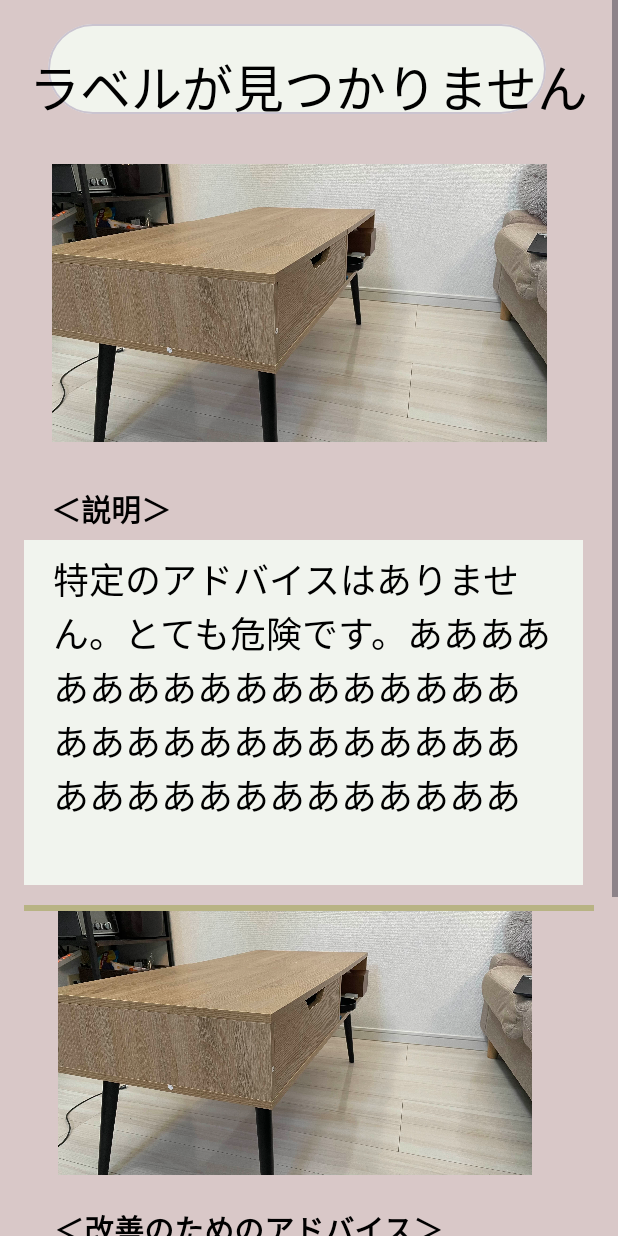
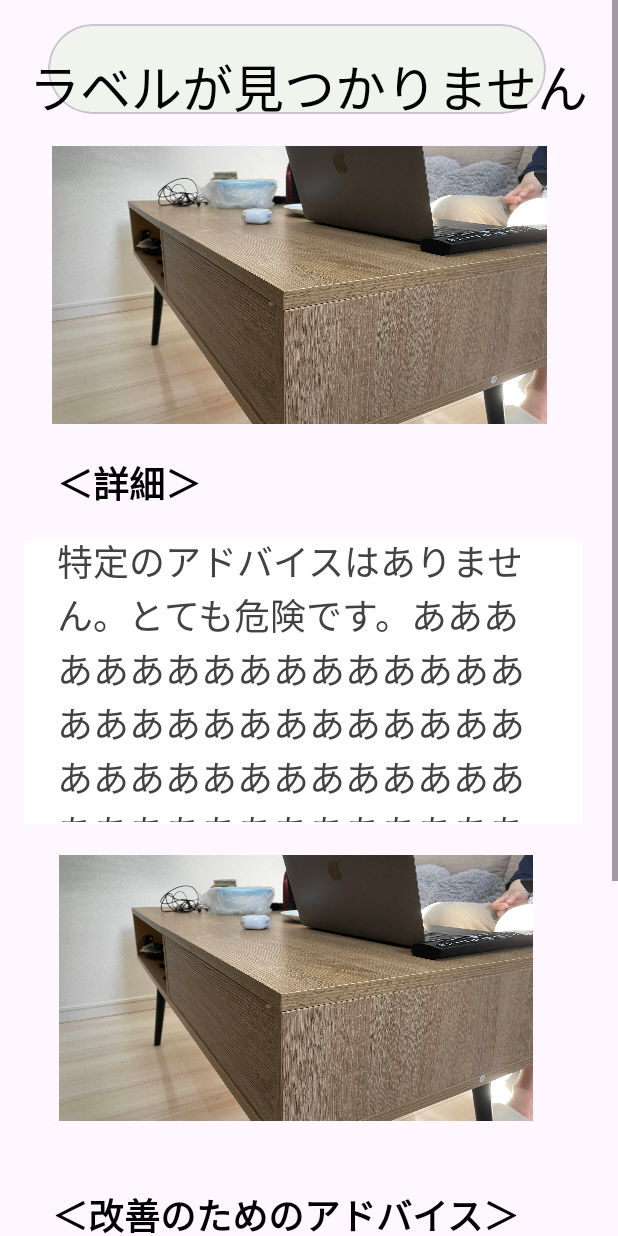
Before and after one commit to hacku2024-fantasticfour/app, an Android app built with Jetpack Compose: the ExplaintextActivity screen opened directly, with no data from a screen before it, on a phone screen of 412 x 824 dp. Run offline under Robolectric (Android 15) with nearby library versions, the phone set to English and light mode, and no system bars.

Commit message:
通知の修正

```diff
--- /dev/null
+++ b/app/src/main/assets/code_labels.txt
@@ -0,0 +1 @@
+コード
--- /dev/null
+++ b/app/src/main/assets/corner_labels.txt
@@ -0,0 +1 @@
+角
--- a/app/src/main/java/com/example/huck_app/ExplaintextActivity.kt
+++ b/app/src/main/java/com/example/huck_app/ExplaintextActivity.kt
@@ -57,15 +57,11 @@ class ExplaintextActivity : AppCompatActivity() {
     // ラベルに応じたアドバイスを返す関数
     private fun getExplainText(label: String?): String {
         return when (label) {
-            "bottle" -> "ボトルはガラスやプラスチックでできた容器であり、液体を保存するのに広く使用されます。とても危険です。割れた場合には鋭利な破片ができるため、注意が必要です。"
-            "cup" -> "カップはとても危険です。ああああああああああああああああああああああああああああああああああああああああああああああああああああああああああああ"
-            "laptop" -> "ラップトップはとても危険です。ああああああああああああああああああああああああああああああああああああああああああああああああああああああああああああ"
-            "clock" -> "古い時計はとても危険です。ああああああああああああああああああああああああああああああああああああああああああああああああああああああああああああ"
-            "person" -> "人です。とても危険です。ああああああああああああああああああああああああああああああああああああああああああああああああああああああああああああ"
-            "cell phone" -> "スマホです。とても危険です。ああああああああああああああああああああああああああああああああああああああああああああああああああああああああああああ"
-            "tv" -> "テレビです。とても危険です。ああああああああああああああああああああああああああああああああああああああああああああああああああああああああああああ"
-            "corner" -> "安全対策として、コーナークッションの使用をおすすめします。 家具の角に柔らかいクッションを取り付けることで、衝撃を和らげ、怪我を防ぐことができます。\n" +
-                    "\nまた、可能であれば、角の少ないデザインの家具を選ぶことも一つの方法です。"
+            "コード" -> "コンセントや延長コードを口にくわえると、口や唇をやけどする可能性があり非常に危険です。\n" +
+                    "濡れた手でコンセントやプラグに触れると、電気が体に通りやすくなり感電のリスクが高まります。\n" +
+                    "プラグが完全に差し込まれていなかったり、隙間に金属製の物を入れたりすると、感電する危険性があります。"
+            "角" -> "活発に動き回る子供が思わぬ場所で転んだりぶつかったりすることがあります。\n" +
+                    "これにより頭部や顔、眼球に重度の傷を負う可能性があります。"
             else -> "特定のアドバイスはありません。とても危険です。ああああああああああああああああああああああああああああああああああああああああああああああああああああああああああああ"
         }
     }
@@ -73,15 +69,12 @@ class ExplaintextActivity : AppCompatActivity() {
     // ラベルに応じたアドバイスを返す関数
     private fun getAdviceText(label: String?): String {
         return when (label) {
-            "bottle" -> " ボトルの歴史は古代エジプト時代にまでさかのぼります。当初はガラス製で、香水や薬の保存に使用されていました。18世紀になると、工業化が進み、ガラス吹き技術の向上により、より大規模な生産が可能になりました。20世紀にはプラスチックの登場により、軽量で割れにくいボトルが広く普及しました。"
-            "cup" -> "カップは洗浄して再利用できます。使い捨てを避けましょう。"
-            "laptop" -> "ラップトップは電子機器としてリサイクルすることが推奨されます。"
-            "clock" -> "古い時計はリサイクル可能ですが、部品の取り扱いに注意が必要です。"
-            "people" -> "人です。"
-            "cell phone" -> "スマホです。"
-            "tv" -> "テレビです。"
-            "person" -> "人です。優しくしましょう"
-            "corner" -> "小さい子供は運動能力や注意力が未熟で、家具の角にぶつかりやすいため危険です。また、視線の高さが低く、頭部が重いため、頭や顔に怪我をしやすいです。そのため角にクッションを付けるなどの安全対策が重要です。"
+            "コード" -> "使用していないコンセントには、いたずら防止用のコンセントキャップを取り付けましょう。\n" +
+                    "コンセント全体を覆い、より安全なコンセントカバーの使用も検討しましょう。\n" +
+                    "子供の興味を引かないシンプルな形状や色のものを選びましょう。"
+            "角" -> "家具の角に柔らかい素材のクッションを取り付けることで、衝撃を吸収し、ケガを防止します。\n" +
+                    "木製の家具は、プラスチック製の家具に比べて、衝撃を吸収しやすいため、安全です。"
+
             else -> "特定のアドバイスはありません。"
         }
     }
@@ -89,7 +82,7 @@ class ExplaintextActivity : AppCompatActivity() {
     // ラベルに応じた画像リソースを設定する関数
     private fun setImageResourceForLabel(label: String?, imageView: ImageView) {
         val imageResId = when (label) {
-            "bottle" -> R.drawable.kado // ボトルの画像リソースID
+            "角" -> R.drawable.kado
             else -> R.drawable.kado     // デフォルトの画像リソースID
         }
 
@@ -98,7 +91,7 @@ class ExplaintextActivity : AppCompatActivity() {
 
     private fun setImageResourceForLabel2(label: String?, imageView: ImageView) {
         val imageResId = when (label) {
-            "bottle" -> R.drawable.kado // ボトルの画像リソースID
+            "角" -> R.drawable.kado2 // ボトルの画像リソースID
             else -> R.drawable.kado     // デフォルトの画像リソースID
         }
 
--- a/app/src/main/java/com/example/huck_app/LogMode.kt
+++ b/app/src/main/java/com/example/huck_app/LogMode.kt
@@ -90,7 +90,7 @@ class LogMode : AppCompatActivity(), TextToSpeech.OnInitListener {
                     labels?.let {
                         if (it.contains("microrobot")) {
                             val message = "危険が検出されました"
-                            showNotification("人を検出", message)
+                            showNotification("小物を検出", message)
                             speakOut(message)
                         }
                     }
--- a/app/src/main/res/layout/activity_explaintext.xml
+++ b/app/src/main/res/layout/activity_explaintext.xml
@@ -22,7 +22,7 @@
         <androidx.constraintlayout.widget.ConstraintLayout
             android:layout_width="match_parent"
             android:layout_height="wrap_content"
-            android:background="#D9C8C8"
+            android:backgroundTint="#60FFFFFF"
             android:padding="16dp">
 
 
@@ -39,10 +39,6 @@
                 app:layout_constraintTop_toTopOf="parent"
                 app:layout_constraintVertical_bias="0.0">
 
-                <View
-                    android:id="@+id/view2"
-                    android:layout_width="335dp"
-                    android:layout_height="match_parent" />
             </com.google.android.material.card.MaterialCardView>
 
             <TextView
@@ -61,11 +57,11 @@
 
             <View
                 android:id="@+id/view3"
-                android:layout_width="388dp"
-                android:layout_height="230dp"
+                android:layout_width="394dp"
+                android:layout_height="189dp"
                 android:layout_marginTop="344dp"
                 android:layout_marginEnd="8dp"
-                android:background="#F1F4EE"
+                android:background="#FFFFFF"
                 app:layout_constraintEnd_toEndOf="parent"
                 app:layout_constraintTop_toTopOf="parent" />
 
@@ -73,9 +69,9 @@
                 android:id="@+id/view4"
                 android:layout_width="388dp"
                 android:layout_height="230dp"
-                android:layout_marginTop="828dp"
-                android:layout_marginEnd="4dp"
-                android:background="#F1F4EE"
+                android:layout_marginTop="832dp"
+                android:layout_marginEnd="8dp"
+                android:background="#FFFFFF"
                 app:layout_constraintEnd_toEndOf="parent"
                 app:layout_constraintTop_toTopOf="parent"
                 tools:ignore="DuplicateIds" />
@@ -85,7 +81,7 @@
                 android:layout_width="330dp"
                 android:layout_height="228dp"
                 android:layout_gravity="center"
-                android:layout_marginTop="72dp"
+                android:layout_marginTop="60dp"
                 app:layout_constraintEnd_toEndOf="parent"
                 app:layout_constraintHorizontal_bias="0.367"
                 app:layout_constraintStart_toStartOf="parent"
@@ -94,11 +90,11 @@
 
             <TextView
                 android:id="@+id/explain_text"
-                android:layout_width="335dp"
-                android:layout_height="186dp"
+                android:layout_width="329dp"
+                android:layout_height="192dp"
                 android:layout_marginTop="52dp"
                 android:text="TextView"
-                android:textColor="#000000"
+                android:textColor="#424242"
                 android:textSize="24sp"
                 app:layout_constraintEnd_toEndOf="parent"
                 app:layout_constraintHorizontal_bias="0.431"
@@ -110,12 +106,12 @@
                 android:id="@+id/advice_text"
                 android:layout_width="346dp"
                 android:layout_height="196dp"
-                android:layout_marginTop="528dp"
+                android:layout_marginTop="560dp"
                 android:text="TextView"
-                android:textColor="#000000"
+                android:textColor="#424242"
                 android:textSize="24sp"
                 app:layout_constraintEnd_toEndOf="parent"
-                app:layout_constraintHorizontal_bias="0.333"
+                app:layout_constraintHorizontal_bias="0.181"
                 app:layout_constraintStart_toStartOf="parent"
                 app:layout_constraintTop_toBottomOf="@id/denger_image"
                 tools:text="Advice based on detected label" />
@@ -134,9 +130,9 @@
                 android:id="@+id/advice_image"
                 android:layout_width="316dp"
                 android:layout_height="181dp"
-                android:layout_marginTop="516dp"
+                android:layout_marginTop="492dp"
                 app:layout_constraintEnd_toEndOf="parent"
-                app:layout_constraintHorizontal_bias="0.349"
+                app:layout_constraintHorizontal_bias="0.365"
                 app:layout_constraintStart_toStartOf="parent"
                 app:layout_constraintTop_toTopOf="@+id/denger_image"
                 tools:srcCompat="@tools:sample/avatars" />
@@ -145,37 +141,26 @@
                 android:id="@+id/textView2"
                 android:layout_width="162dp"
                 android:layout_height="35dp"
-                android:layout_marginTop="308dp"
-                android:layout_marginEnd="200dp"
-                android:text="＜説明＞"
+                android:layout_marginTop="288dp"
+                android:layout_marginEnd="196dp"
+                android:text="＜詳細＞"
                 android:textColor="#000000"
-                android:textSize="20sp"
+                android:textSize="24sp"
                 android:textStyle="bold"
                 app:layout_constraintEnd_toEndOf="parent"
                 app:layout_constraintTop_toTopOf="parent" />
 
             <TextView
-                android:layout_width="284dp"
-                android:layout_height="38dp"
-                android:layout_marginTop="788dp"
-                android:layout_marginEnd="76dp"
+                android:layout_width="337dp"
+                android:layout_height="37dp"
+                android:layout_marginTop="776dp"
+                android:layout_marginEnd="24dp"
                 android:text="＜改善のためのアドバイス＞"
                 android:textColor="#000000"
-                android:textSize="20sp"
+                android:textSize="24sp"
                 android:textStyle="bold"
                 app:layout_constraintEnd_toEndOf="parent"
                 app:layout_constraintTop_toTopOf="parent" />
-
-            <View
-                android:id="@+id/separator2"
-                android:layout_width="0dp"
-                android:layout_height="4dp"
-                android:layout_marginTop="520dp"
-                android:background="#B8B384"
-                app:layout_constraintEnd_toEndOf="parent"
-                app:layout_constraintHorizontal_bias="0.0"
-                app:layout_constraintStart_toStartOf="parent"
-                app:layout_constraintTop_toBottomOf="@id/label_text_view" />
 
 
         </androidx.constraintlayout.widget.ConstraintLayout>
```
Also changed, not shown: app/src/main/assets/labels.txt (deleted, +0 -80 lines), app/src/main/java/com/example/huck_app/ChildMode.kt (+62 -58 lines), app/src/main/java/com/example/huck_app/Detector.kt (+59 -94 lines), app/src/main/res/drawable/kado.jpg, app/src/main/res/drawable/kado2.jpg (added), 2 other files.
